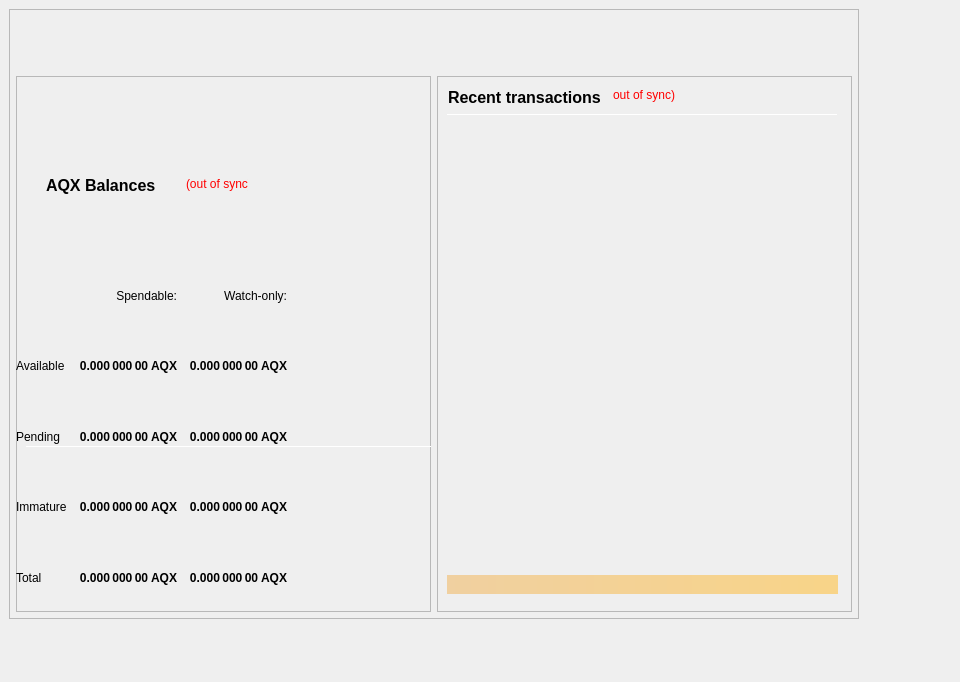
Qt form src/qt/forms/overviewpage.ui (aquilacoin/AquilaX) before a commit.
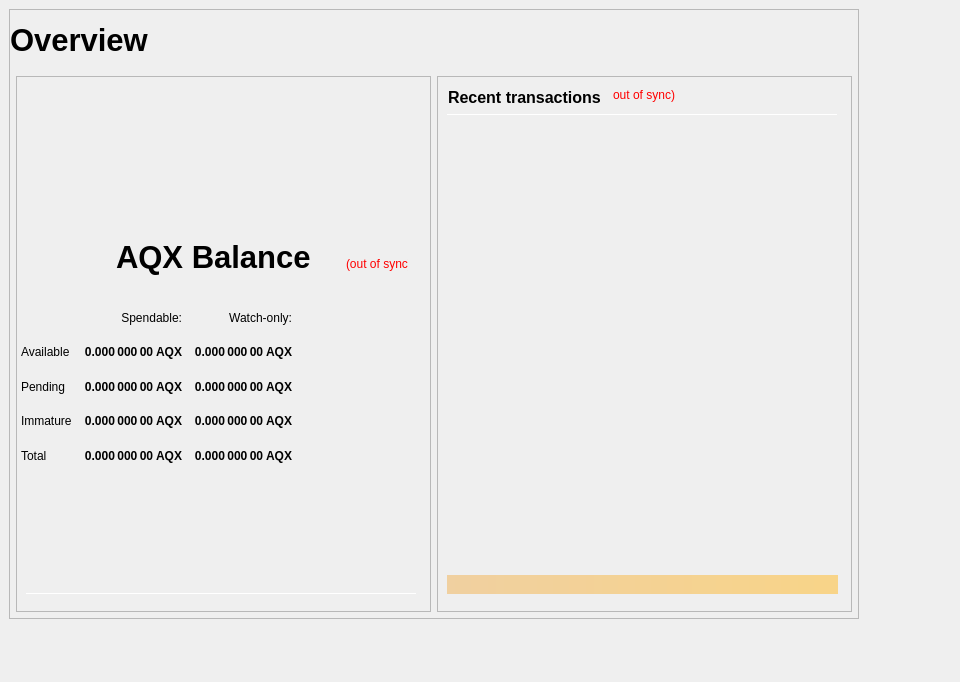
The same form after that commit.

What changed in the file:
```diff
--- a/src/qt/forms/overviewpage.ui
+++ b/src/qt/forms/overviewpage.ui
@@ -95,10 +95,30 @@
           <number>0</number>
          </property>
          <item>
-          <layout class="QHBoxLayout" name="horizontalLayout_Header" stretch="0,0">
+          <layout class="QHBoxLayout" name="horizontalLayout_Header" stretch="0,0,0">
            <property name="spacing">
             <number>6</number>
            </property>
+           <item>
+            <widget class="QLabel" name="labelOverview">
+             <property name="minimumSize">
+              <size>
+               <width>0</width>
+               <height>0</height>
+              </size>
+             </property>
+             <property name="font">
+              <font>
+               <pointsize>23</pointsize>
+               <weight>75</weight>
+               <bold>true</bold>
+              </font>
+             </property>
+             <property name="text">
+              <string>Overview</string>
+             </property>
+            </widget>
+           </item>
            <item>
             <spacer name="horizontalSpacer_Header">
              <property name="orientation">
@@ -178,8 +198,8 @@
                 <property name="geometry">
                  <rect>
                   <x>10</x>
-                  <y>370</y>
-                  <width>446</width>
+                  <y>517</y>
+                  <width>391</width>
                   <height>1</height>
                  </rect>
                 </property>
@@ -199,13 +219,38 @@
                  <enum>Qt::Horizontal</enum>
                 </property>
                </widget>
-               <widget class="QWidget" name="">
+               <widget class="QLabel" name="labelWalletStatus">
                 <property name="geometry">
                  <rect>
-                  <x>0</x>
-                  <y>190</y>
-                  <width>411</width>
-                  <height>341</height>
+                  <x>330</x>
+                  <y>180</y>
+                  <width>62</width>
+                  <height>16</height>
+                 </rect>
+                </property>
+                <property name="cursor">
+                 <cursorShape>WhatsThisCursor</cursorShape>
+                </property>
+                <property name="toolTip">
+                 <string>The displayed information may be out of date. Your wallet automatically synchronizes with the Aquila network after a connection is established, but this process has not completed yet.</string>
+                </property>
+                <property name="styleSheet">
+                 <string notr="true">QLabel { color: red; }</string>
+                </property>
+                <property name="text">
+                 <string notr="true">(out of sync)</string>
+                </property>
+                <property name="alignment">
+                 <set>Qt::AlignLeading|Qt::AlignLeft|Qt::AlignVCenter</set>
+                </property>
+               </widget>
+               <widget class="QWidget" name="layoutWidget">
+                <property name="geometry">
+                 <rect>
+                  <x>5</x>
+                  <y>230</y>
+                  <width>401</width>
+                  <height>161</height>
                  </rect>
                 </property>
                 <layout class="QGridLayout" name="gridLayout">
@@ -487,38 +532,13 @@
                  </item>
                 </layout>
                </widget>
-               <widget class="QLabel" name="labelWalletStatus">
-                <property name="geometry">
-                 <rect>
-                  <x>170</x>
-                  <y>100</y>
-                  <width>62</width>
-                  <height>16</height>
-                 </rect>
-                </property>
-                <property name="cursor">
-                 <cursorShape>WhatsThisCursor</cursorShape>
-                </property>
-                <property name="toolTip">
-                 <string>The displayed information may be out of date. Your wallet automatically synchronizes with the Aquila network after a connection is established, but this process has not completed yet.</string>
-                </property>
-                <property name="styleSheet">
-                 <string notr="true">QLabel { color: red; }</string>
-                </property>
-                <property name="text">
-                 <string notr="true">(out of sync)</string>
-                </property>
-                <property name="alignment">
-                 <set>Qt::AlignLeading|Qt::AlignLeft|Qt::AlignVCenter</set>
-                </property>
-               </widget>
                <widget class="QLabel" name="labelBalances">
                 <property name="geometry">
                  <rect>
-                  <x>30</x>
-                  <y>100</y>
-                  <width>112</width>
-                  <height>19</height>
+                  <x>100</x>
+                  <y>140</y>
+                  <width>211</width>
+                  <height>81</height>
                  </rect>
                 </property>
                 <property name="minimumSize">
@@ -529,13 +549,13 @@
                 </property>
                 <property name="font">
                  <font>
-                  <pointsize>12</pointsize>
+                  <pointsize>23</pointsize>
                   <weight>75</weight>
                   <bold>true</bold>
                  </font>
                 </property>
                 <property name="text">
-                 <string>AQX Balances</string>
+                 <string>AQX Balance</string>
                 </property>
                </widget>
               </widget>
```
Left out of the diff: 22 changed lines with no effect on the pictures.
